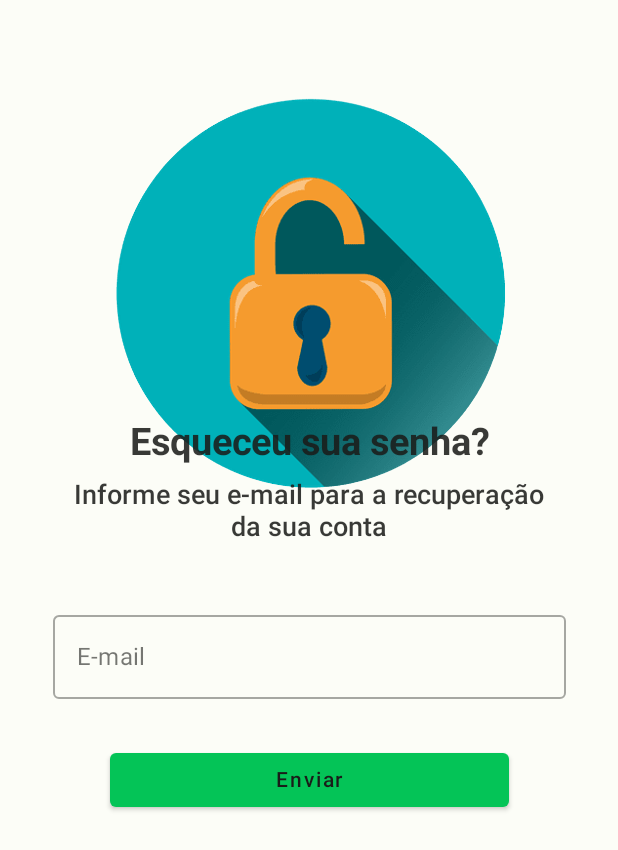
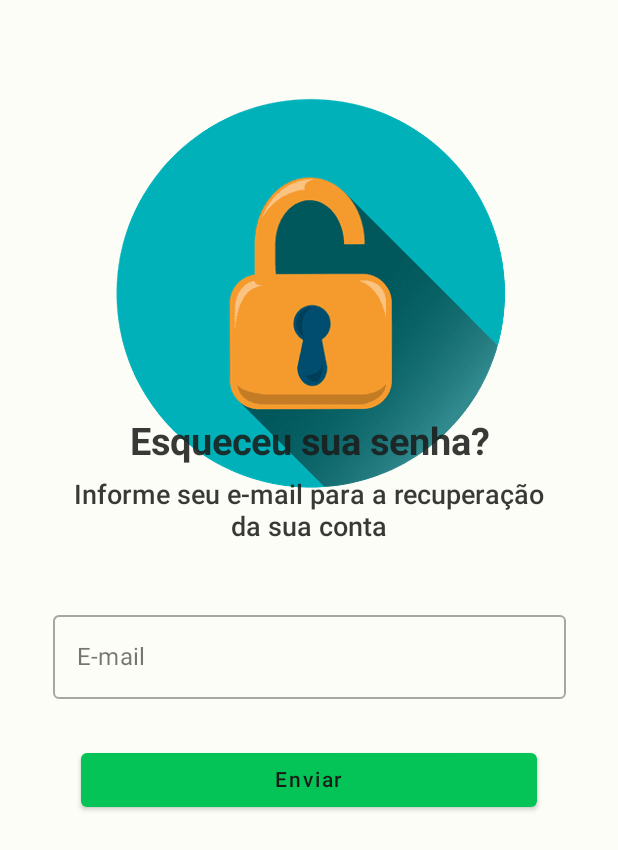
Before and after one commit to danpnx/percapita-app, an Android app built with Jetpack Compose: the @Preview function ForgotPasswordScreen_Preview, on a phone screen of 412 x 824 dp. Shown: the top 850 px of the screen. Run offline under Robolectric (Android 15) with nearby library versions, the phone set to English and light mode, and no system bars.

Commit message:
pequenas modificacoes no posicionamento do logotipo e tamanho dos botoes

```diff
--- a/androidApp/src/main/java/br/com/percapita/android/screens/login/forgot_password/ForgotPasswordScreen.kt
+++ b/androidApp/src/main/java/br/com/percapita/android/screens/login/forgot_password/ForgotPasswordScreen.kt
@@ -51,7 +51,7 @@ fun ForgotPasswordScreen() {
                 Button(
                     onClick = { /*TODO*/ },
                     colors = ButtonDefaults.buttonColors(backgroundColor = Color(0xFF04C457)),
-                    modifier = Modifier.fillMaxWidth(0.7f)
+                    modifier = Modifier.fillMaxWidth(0.8f)
                 ) {
                     Text(text = "Enviar")
                 }
--- a/androidApp/src/main/java/br/com/percapita/android/screens/login/reset_password/ResetPasswordScreen.kt
+++ b/androidApp/src/main/java/br/com/percapita/android/screens/login/reset_password/ResetPasswordScreen.kt
@@ -32,7 +32,7 @@ fun ResetPasswordScreen() {
         Surface(modifier = Modifier.fillMaxSize()) {
             Column(verticalArrangement = Arrangement.Top,
             horizontalAlignment = Alignment.CenterHorizontally,
-            modifier = Modifier.padding(horizontal = 15.dp, vertical = 150.dp)) {
+            modifier = Modifier.padding(horizontal = 16.dp, vertical = 150.dp)) {
                 Image(painter = painterResource(id = R.drawable.percapita), contentDescription = "Logotipo",
                     contentScale = ContentScale.Fit)
             }
--- a/androidApp/src/main/java/br/com/percapita/android/screens/signup/SignUpScreen.kt
+++ b/androidApp/src/main/java/br/com/percapita/android/screens/signup/SignUpScreen.kt
@@ -126,7 +126,7 @@ fun SignUpScreen() {
                 Button(
                     onClick = { /*TODO*/ },
                     colors = ButtonDefaults.buttonColors(backgroundColor = Color(0xFF04C457)),
-                    modifier = Modifier.fillMaxWidth(0.7f)
+                    modifier = Modifier.fillMaxWidth(0.8f)
                 ) {
                     Text(text = "Criar conta")
                 }
```
